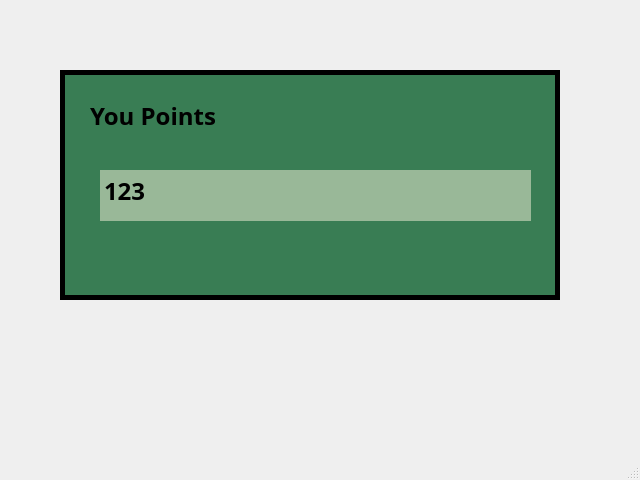
The window that points.ui (PonMorin/BottleAI) describes before a commit, drawn with Qt 5.
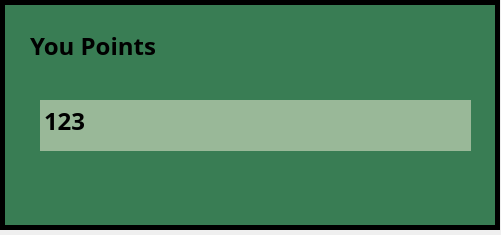
The same window after the commit.

Patch:
```diff
--- a/points.ui
+++ b/points.ui
@@ -6,8 +6,8 @@
    <rect>
     <x>0</x>
     <y>0</y>
-    <width>640</width>
-    <height>480</height>
+    <width>501</width>
+    <height>235</height>
    </rect>
   </property>
   <property name="windowTitle">
@@ -17,8 +17,8 @@
    <widget class="QLabel" name="label_2">
     <property name="geometry">
      <rect>
-      <x>60</x>
-      <y>70</y>
+      <x>0</x>
+      <y>0</y>
       <width>500</width>
       <height>230</height>
      </rect>
@@ -40,8 +40,8 @@
    <widget class="QLabel" name="label_4">
     <property name="geometry">
      <rect>
-      <x>90</x>
-      <y>100</y>
+      <x>30</x>
+      <y>30</y>
       <width>241</width>
       <height>31</height>
      </rect>
@@ -61,8 +61,8 @@
    <widget class="QPlainTextEdit" name="you_points">
     <property name="geometry">
      <rect>
-      <x>100</x>
-      <y>170</y>
+      <x>40</x>
+      <y>100</y>
       <width>431</width>
       <height>51</height>
      </rect>
@@ -97,7 +97,6 @@
     </property>
    </widget>
   </widget>
-  <widget class="QStatusBar" name="statusbar"/>
  </widget>
  <resources/>
  <connections/>
```
